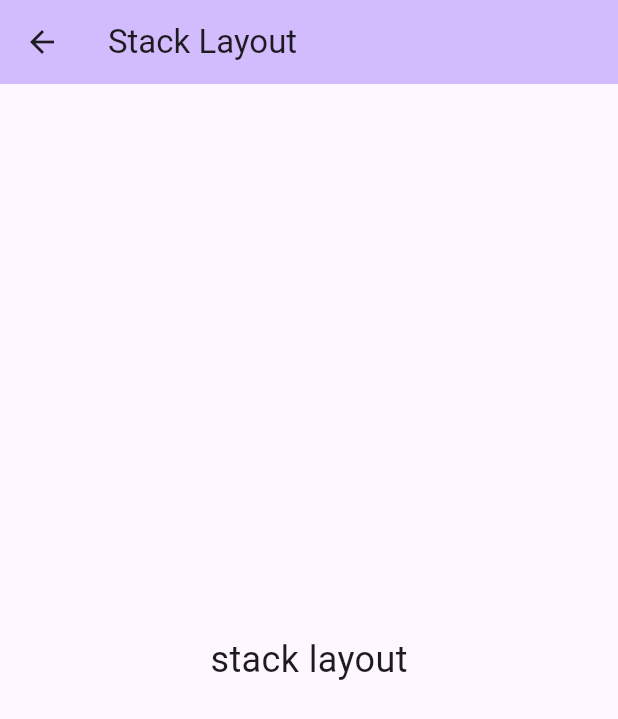
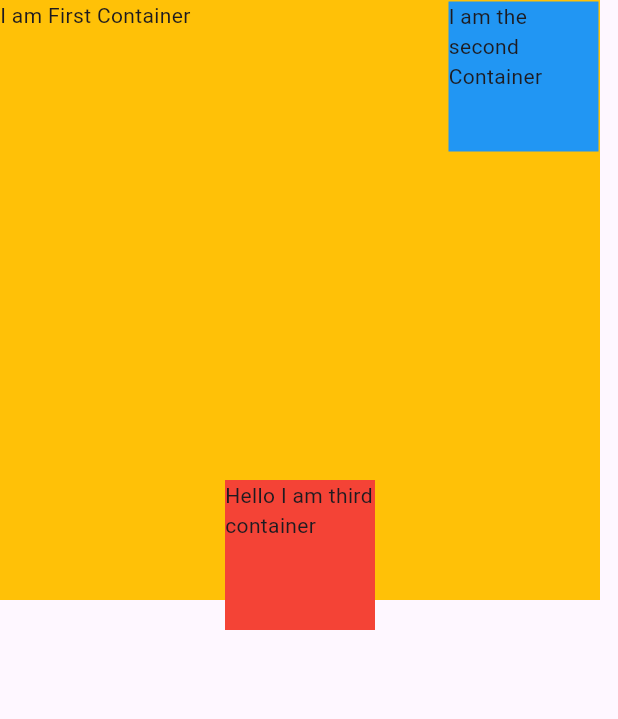
Before and after one commit to Rabindra-Bhattarai/flutter_for_college, a Flutter app: the StackLayoutScreen screen opened directly, on a phone screen of 412 x 824 dp. Shown: the top 719 px of the screen. Run offline on Flutter 3.47's test engine with Material 3 defaults, Android fonts, the phone set to English and light mode, and no system bars.

Commit message:
stack layout upto slide no 5

```diff
--- a/lib/screens/stack_layout_screen.dart
+++ b/lib/screens/stack_layout_screen.dart
@@ -6,12 +6,53 @@ class StackLayoutScreen extends StatelessWidget {
   @override
   Widget build(BuildContext context) {
     return Scaffold(
-      appBar: AppBar(
-        title: const Text('Stack Layout'),
-        backgroundColor: Theme.of(context).colorScheme.inversePrimary,
-      ),
-      body: const Center(
-        child: Text('stack layout', style: TextStyle(fontSize: 24)),
+
+      body: SafeArea(
+        child: Stack(
+          clipBehavior: Clip.none,
+          children: [
+            Container(
+              height: 400,
+              width: 400,
+              color: Colors.amber,
+              child: const Text('I am First Container'),
+            ),
+            Positioned(
+                top: 1,
+                right: 1,
+                child: Container(
+                  height: 100,
+                  width: 100,
+                  color: Colors.blue,
+                  child: const Text('I am the second Container'),
+                )
+            ),
+            //Class Work 1
+            //
+            // Positioned(
+            //     bottom:0,
+            //     left: 0,
+            //     child: Container(
+            //     height: 100,
+            //     width:100,
+            //     color: Colors.red,
+            //     child: const Text('Hello I am third container'),
+            // ))
+
+
+
+            Positioned(
+                bottom: -20,
+                right:400/2-50,
+                child: Container(
+                  height: 100,
+                  width:100,
+                  color: Colors.red,
+                  child: const Text('Hello I am third container'),
+            ))
+
+          ],
+        ),
       ),
     );
   }
```
